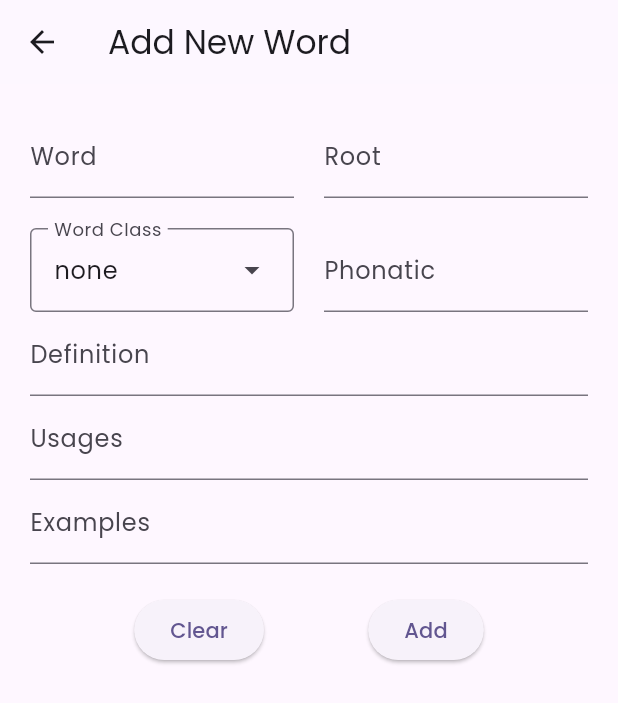
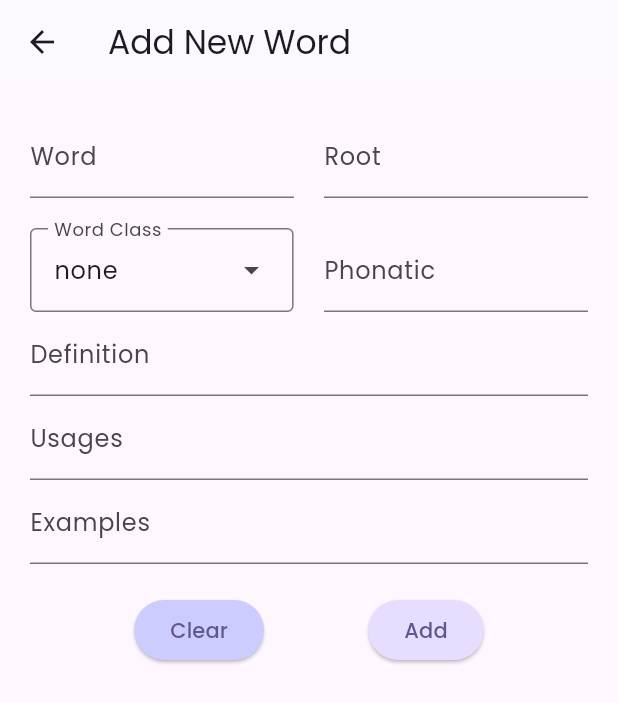
Before and after one commit to siddharth177/vocab-list, a Flutter app: the AddWordWidget screen opened directly, on a phone screen of 412 x 824 dp. Shown: the top 703 px of the screen. Run offline on Flutter 3.47's test engine with Material 3 defaults, Android fonts, the phone set to English and light mode, and no system bars; our stand-ins replace cloud_firestore, firebase_auth, firebase_core, flutter_riverpod, flutter_slidable, google_fonts and 1 more; accounts and stored records are empty.

Commit message:
dark basic theme

```diff
--- a/lib/main.dart
+++ b/lib/main.dart
@@ -1,11 +1,13 @@
 import 'package:firebase_core/firebase_core.dart';
 import 'package:flutter/material.dart';
 import 'package:flutter_riverpod/flutter_riverpod.dart';
+import 'package:vocab_list/models/word_meaning.dart';
 import 'package:vocab_list/providers/theme_provider.dart';
 import 'package:vocab_list/screens/authentication/auth.dart';
 import 'package:vocab_list/screens/authentication/email_verification.dart';
 import 'package:vocab_list/utils/colors_and_theme.dart';
 import 'package:vocab_list/utils/firebase.dart';
+import 'package:vocab_list/widgets/add_word_widget.dart';
 import 'package:vocab_list/widgets/loading.dart';
 
 import 'firebase_options.dart';
--- a/lib/screens/authentication/auth.dart
+++ b/lib/screens/authentication/auth.dart
@@ -6,6 +6,7 @@ import 'package:google_fonts/google_fonts.dart';
 import 'package:rive/rive.dart';
 
 import '../../providers/auth_provider.dart';
+import '../../utils/colors_and_theme.dart';
 import '../../widgets/authentication/forgot_password.dart';
 import '../../widgets/authentication/login_signup.dart';
 
@@ -82,14 +83,14 @@ class _AuthScreenState extends ConsumerState<AuthScreen> {
                         Card(
                           elevation: 40,
                           color: Theme.of(context).brightness == Brightness.dark
-                              ? Colors.white10.withOpacity(0.65)
+                              ? Colors.white10.withOpacity(0.40)
                               : Colors.white.withOpacity(0.65),
                           shape: RoundedRectangleBorder(
                             borderRadius: BorderRadius.circular(12.0),
                             side: BorderSide(
                               color: Theme.of(context).brightness ==
                                       Brightness.dark
-                                  ? Colors.white70
+                                  ? Colors.white10
                                   : Colors.transparent,
                             ),
                           ),
--- a/lib/utils/colors_and_theme.dart
+++ b/lib/utils/colors_and_theme.dart
@@ -76,4 +76,12 @@ var kDarkThemeData = kLightThemeData.copyWith(
     enableFeedback: true,
     color: kDarkBlackShade2,
   ),
+  dropdownMenuTheme: const DropdownMenuThemeData().copyWith(
+    menuStyle: MenuStyle(
+      backgroundColor: MaterialStateProperty.all(kDarkBlackShade2),
+    ),
+    textStyle: TextStyle(
+      color: kDarkWhiteShade1
+    ),
+  ),
 );
--- a/lib/widgets/add_word_widget.dart
+++ b/lib/widgets/add_word_widget.dart
@@ -1,5 +1,6 @@
 import 'package:flutter/material.dart';
 import 'package:vocab_list/services/groq_llama.dart';
+import 'package:vocab_list/utils/colors_and_theme.dart';
 import 'package:vocab_list/utils/snackbar_messaging.dart';
 import 'package:vocab_list/widgets/postioned_loading_widget.dart';
 
@@ -133,7 +134,9 @@ class _AddWordWidgetState extends State<AddWordWidget> {
 
     try {
       final wordData = await getWordData(inputWord);
-      clearAndDisplaySnackbar(context, 'details for $inputWord fetched from llama model successfully', duration: 2);
+      clearAndDisplaySnackbar(context,
+          'details for $inputWord fetched from llama model successfully',
+          duration: 2);
       _word = inputWord ?? '';
       _phonatic = wordData['phonetic'] ?? '';
       _root = wordData['root'] ?? '';
@@ -147,7 +150,9 @@ class _AddWordWidgetState extends State<AddWordWidget> {
       _rootController.text = _root;
       _definitionController.text = _definition;
     } catch (e) {
-      clearAndDisplaySnackbar(context, 'failed to load details for $inputWord from llama model.', duration: 2);
+      clearAndDisplaySnackbar(
+          context, 'failed to load details for $inputWord from llama model.',
+          duration: 2);
     } finally {
       setState(() {
         _isLoading = false;
@@ -177,6 +182,22 @@ class _AddWordWidgetState extends State<AddWordWidget> {
 
   @override
   Widget build(BuildContext context) {
+    TextStyle labelStyle = const TextStyle().copyWith(
+      color: Theme.of(context).brightness == Brightness.dark
+          ? kDarkWhiteShade2
+          : null,
+    );
+
+    TextStyle floatingLabelStyle = const TextStyle().copyWith(
+        color: Theme.of(context).brightness == Brightness.dark
+            ? Theme.of(context).colorScheme.primary
+            : null);
+
+    TextStyle inputTextStyle = const TextStyle().copyWith(
+        color: Theme.of(context).brightness == Brightness.dark
+            ? kDarkWhiteShade1
+            : null);
+
     return Container(
       padding: EdgeInsets.only(
           top: MediaQueryData.fromView(WidgetsBinding.instance.window)
@@ -200,9 +221,14 @@ class _AddWordWidgetState extends State<AddWordWidget> {
                   children: [
                     Expanded(
                       child: TextFormField(
+                        style: inputTextStyle,
                         controller: _wordController,
-                        decoration: const InputDecoration(
-                          label: Text("Word"),
+                        decoration: InputDecoration(
+                          labelStyle: labelStyle,
+                          floatingLabelStyle: floatingLabelStyle,
+                          label: const Text(
+                            "Word",
+                          ),
                         ),
                         validator: (value) {
                           if (value == null || value.trim().length <= 1) {
@@ -227,8 +253,11 @@ class _AddWordWidgetState extends State<AddWordWidget> {
                         children: [
                           TextFormField(
                             controller: _rootController,
-                            decoration: const InputDecoration(
-                              label: Text("Root"),
+                            style: inputTextStyle,
+                            decoration: InputDecoration(
+                              labelStyle: labelStyle,
+                              floatingLabelStyle: floatingLabelStyle,
+                              label: const Text("Root"),
                             ),
                             onSaved: (value) {
                               _root = value!;
@@ -257,11 +286,19 @@ class _AddWordWidgetState extends State<AddWordWidget> {
                                 ? _wordClass
                                 : WordClass.none,
                             requestFocusOnTap: true,
-                            label: const Text('Word Class'),
+                            label: Text(
+                              'Word Class',
+                              style: floatingLabelStyle,
+                            ),
                             dropdownMenuEntries: WordClass.values
                                 .map<DropdownMenuEntry<WordClass>>((e) =>
                                     DropdownMenuEntry<WordClass>(
-                                        value: e, label: e.name))
+                                        value: e,
+                                        label: e.name,
+                                        style: ButtonStyle(
+                                            textStyle: MaterialStateProperty
+                                                .all(TextStyle(
+                                                    color: kDarkWhiteShade1)))))
                                 .toList(),
                             onSelected: (value) {
                               _wordClass = value!;
@@ -280,8 +317,13 @@ class _AddWordWidgetState extends State<AddWordWidget> {
                         children: [
                           TextFormField(
                             controller: _phonaticController,
-                            decoration: const InputDecoration(
-                              label: Text('Phonatic'),
+                            style: inputTextStyle,
+                            decoration: InputDecoration(
+                              labelStyle: labelStyle,
+                              floatingLabelStyle: floatingLabelStyle,
+                              label: const Text(
+                                'Phonatic',
+                              ),
                             ),
                             onSaved: (value) {
                               if (value == null || value.trim().length <= 1) {
@@ -307,8 +349,13 @@ class _AddWordWidgetState extends State<AddWordWidget> {
                       children: [
                         TextFormField(
                           controller: _definitionController,
-                          decoration: const InputDecoration(
-                            label: Text('Definition'),
+                          style: inputTextStyle,
+                          decoration: InputDecoration(
+                            labelStyle: labelStyle,
+                            floatingLabelStyle: floatingLabelStyle,
+                            label: Text(
+                              'Definition',
+                            ),
                           ),
                           onFieldSubmitted: (value) {
                             _definition = value;
@@ -340,8 +387,13 @@ class _AddWordWidgetState extends State<AddWordWidget> {
                       children: [
                         TextFormField(
                           controller: _usageController,
-                          decoration: const InputDecoration(
-                            label: Text('Usages'),
+                          style: inputTextStyle,
+                          decoration: InputDecoration(
+                            labelStyle: labelStyle,
+                            floatingLabelStyle: floatingLabelStyle,
+                            label: Text(
+                              'Usages',
+                            ),
                           ),
                           onFieldSubmitted: (value) {
                             if (_usages.isEmpty && widget.usages.isNotEmpty) {
@@ -371,14 +423,24 @@ class _AddWordWidgetState extends State<AddWordWidget> {
                           child: Row(
                             mainAxisAlignment: MainAxisAlignment.start,
                             children: [
-                              Expanded(child: Text(meaning)),
+                              Expanded(
+                                  child: Text(
+                                meaning,
+                                style: inputTextStyle,
+                              )),
                               IconButton(
                                   onPressed: () {
                                     setState(() {
                                       _usages.remove(meaning);
                                     });
                                   },
-                                  icon: Icon(Icons.delete)),
+                                  icon: Icon(
+                                    Icons.delete,
+                                    color: Theme.of(context).brightness ==
+                                            Brightness.dark
+                                        ? kDarkWhiteShade2
+                                        : null,
+                                  )),
                             ],
                           ),
                         );
@@ -395,9 +457,13 @@ class _AddWordWidgetState extends State<AddWordWidget> {
                       children: [
                         TextFormField(
                           controller: _exampleController,
-                          decoration: const InputDecoration(
-                            label: Text('Examples'),
-                          ),
+                          style: inputTextStyle,
+                          decoration: InputDecoration(
+                              labelStyle: labelStyle,
+                              floatingLabelStyle: floatingLabelStyle,
+                              label: const Text(
+                                'Examples',
+                              )),
                           onFieldSubmitted: (value) {
                             if (_examples.isEmpty &&
                                 widget.examples.isNotEmpty) {
@@ -427,14 +493,24 @@ class _AddWordWidgetState extends State<AddWordWidget> {
                           child: Row(
                             mainAxisAlignment: MainAxisAlignment.start,
                             children: [
-                              Expanded(child: Text(meaning)),
+                              Expanded(
+                                  child: Text(
+                                meaning,
+                                style: inputTextStyle,
+                              )),
                               IconButton(
                                   onPressed: () {
                                     setState(() {
                                       _examples.remove(meaning);
                                     });
                                   },
-                                  icon: const Icon(Icons.delete)),
+                                  icon: Icon(
+                                    Icons.delete,
+                                    color: Theme.of(context).brightness ==
+                                            Brightness.dark
+                                        ? kDarkWhiteShade2
+                                        : null,
+                                  )),
                             ],
                           ),
                         );
@@ -453,15 +529,31 @@ class _AddWordWidgetState extends State<AddWordWidget> {
                     if (widget.isEdit)
                       ElevatedButton(
                         onPressed: _onFormSubmit,
+                        style: ButtonStyle(
+                          backgroundColor: MaterialStateProperty.all<Color>(
+                              Theme.of(context).colorScheme.primaryContainer),
+                          minimumSize:
+                              MaterialStateProperty.all<Size>(Size(20, 30)),
+                        ),
                         child: Text(_saveButton),
                       )
                     else ...[
                       ElevatedButton(
                         onPressed: _clearEntries,
+                        style: ButtonStyle(
+                          backgroundColor: MaterialStateProperty.all<Color>(
+                              kDarkQuaternaryColor),
+                          // minimumSize: MaterialStateProperty.all<Size>(Size(50,40)),
+                        ),
                         child: Text(_clearButton),
                       ),
                       ElevatedButton(
                         onPressed: _onFormSubmit,
+                        style: ButtonStyle(
+                            backgroundColor: MaterialStateProperty.all<Color>(
+                                Theme.of(context)
+                                    .colorScheme
+                                    .primaryContainer)),
                         child: Text(_saveButton),
                       ),
                     ]
```
Also changed, not shown: lib/screens/vocab_list.dart (+11 -39 lines), lib/widgets/popup_menu_widget.dart (added, +92 -0 lines).
